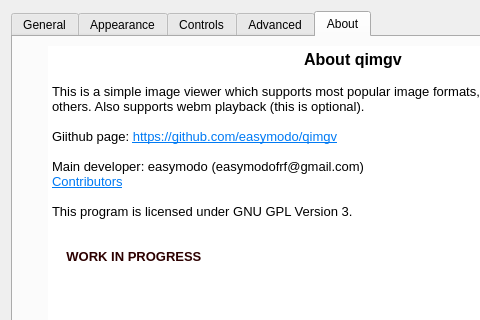
Qt form settingsdialog.ui (do-i/thumbgrid) before a commit; both pictures show x 0 to 480 and y 0 to 320 of the 680 by 474 pixel window.
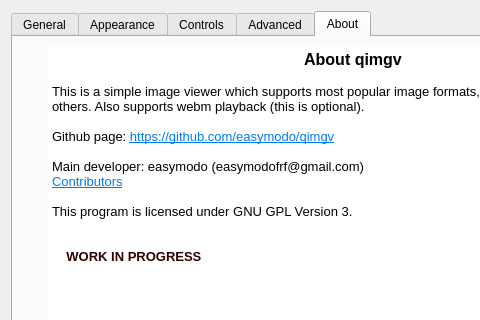
The same form after that commit. The open tabs and pages were chosen to show the change. Icons and pictures are not drawn. Custom widgets are drawn as their Qt base class.

Commit message: remove unused resources fix typo

What changed in the file:
```diff
--- a/settingsdialog.ui
+++ b/settingsdialog.ui
@@ -1143,7 +1143,7 @@
 &lt;p align=&quot;center&quot; style=&quot;-qt-paragraph-type:empty; margin-top:0px; margin-bottom:0px; margin-left:0px; margin-right:0px; -qt-block-indent:0; text-indent:0px; font-family:'MS Shell Dlg 2'; font-weight:600;&quot;&gt;&lt;br /&gt;&lt;/p&gt;
 &lt;p style=&quot; margin-top:0px; margin-bottom:0px; margin-left:0px; margin-right:0px; -qt-block-indent:0; text-indent:0px;&quot;&gt;&lt;span style=&quot; font-family:'MS Shell Dlg 2';&quot;&gt;This is a simple image viewer which supports most popular image formats, including jpg, png, gif and others. Also supports webm playback (this is optional).&lt;/span&gt;&lt;/p&gt;
 &lt;p style=&quot;-qt-paragraph-type:empty; margin-top:0px; margin-bottom:0px; margin-left:0px; margin-right:0px; -qt-block-indent:0; text-indent:0px; font-family:'MS Shell Dlg 2';&quot;&gt;&lt;br /&gt;&lt;/p&gt;
-&lt;p style=&quot; margin-top:0px; margin-bottom:0px; margin-left:0px; margin-right:0px; -qt-block-indent:0; text-indent:0px;&quot;&gt;&lt;span style=&quot; font-family:'MS Shell Dlg 2';&quot;&gt;Giithub page: &lt;/span&gt;&lt;a href=&quot;https://github.com/easymodo/qimgv&quot;&gt;&lt;span style=&quot; font-family:'MS Shell Dlg 2'; text-decoration: underline; color:#007af4;&quot;&gt;https://github.com/easymodo/qimgv&lt;/span&gt;&lt;/a&gt;&lt;/p&gt;
+&lt;p style=&quot; margin-top:0px; margin-bottom:0px; margin-left:0px; margin-right:0px; -qt-block-indent:0; text-indent:0px;&quot;&gt;&lt;span style=&quot; font-family:'MS Shell Dlg 2';&quot;&gt;Github page: &lt;/span&gt;&lt;a href=&quot;https://github.com/easymodo/qimgv&quot;&gt;&lt;span style=&quot; font-family:'MS Shell Dlg 2'; text-decoration: underline; color:#007af4;&quot;&gt;https://github.com/easymodo/qimgv&lt;/span&gt;&lt;/a&gt;&lt;/p&gt;
 &lt;p style=&quot;-qt-paragraph-type:empty; margin-top:0px; margin-bottom:0px; margin-left:0px; margin-right:0px; -qt-block-indent:0; text-indent:0px; font-family:'MS Shell Dlg 2';&quot;&gt;&lt;br /&gt;&lt;/p&gt;
 &lt;p style=&quot; margin-top:0px; margin-bottom:0px; margin-left:0px; margin-right:0px; -qt-block-indent:0; text-indent:0px;&quot;&gt;&lt;span style=&quot; font-family:'MS Shell Dlg 2';&quot;&gt;Main developer: easymodo (easymodofrf@gmail.com)&lt;/span&gt;&lt;/p&gt;
 &lt;p style=&quot; margin-top:0px; margin-bottom:0px; margin-left:0px; margin-right:0px; -qt-block-indent:0; text-indent:0px;&quot;&gt;&lt;a href=&quot;https://github.com/easymodo/qimgv/graphs/contributors&quot;&gt;&lt;span style=&quot; font-family:'MS Shell Dlg 2'; text-decoration: underline; color:#007af4;&quot;&gt;Contributors&lt;/span&gt;&lt;/a&gt;&lt;/p&gt;
```
The commit also changes 2 other files.
